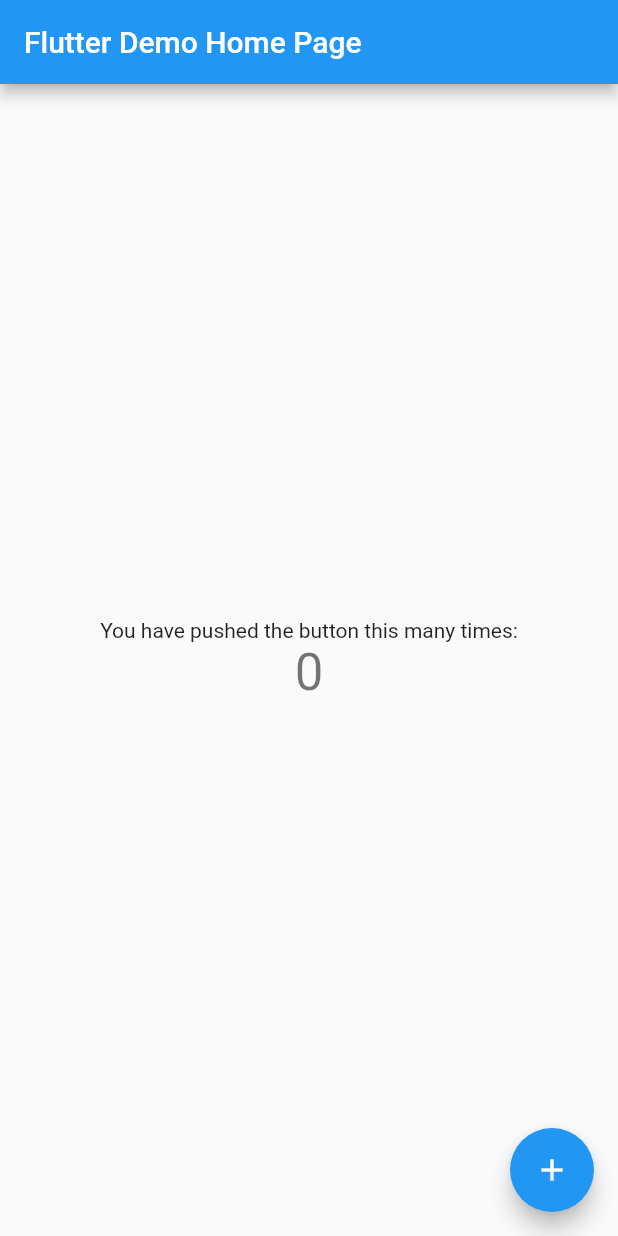
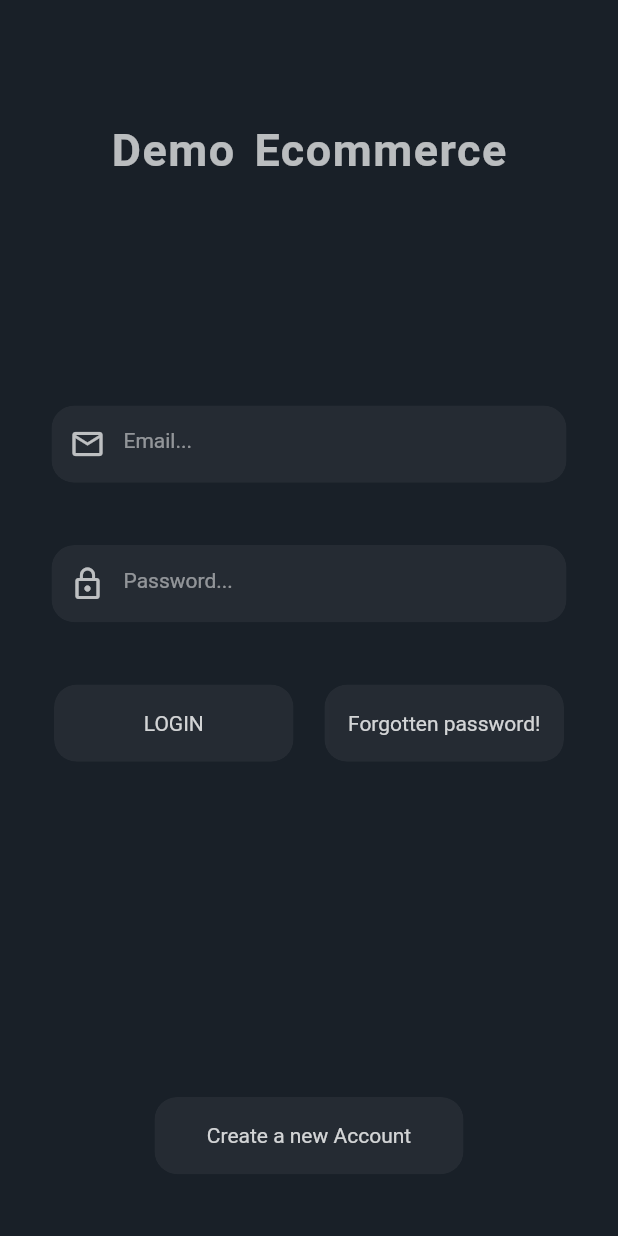
Before and after one commit to nabint/ecommerce, a Flutter app: the screen it shows after launch, on a phone screen of 412 x 824 dp. Run offline on Flutter 3.47's test engine with Material 2 defaults, Android fonts, the phone set to English and light mode, and no system bars; our stand-ins replace animated_splash_screen, bloc, firebase_auth, firebase_core, fluttertoast, page_transition; accounts and stored records are empty.

Commit message:
Added Login UI

```diff
--- a/lib/main.dart
+++ b/lib/main.dart
@@ -1,13 +1,19 @@
+import 'package:ecommerce/presentation/auth/login_screen.dart';
+import 'package:ecommerce/presentation/splash.dart';
 import 'package:flutter/material.dart';
+// import 'package:firebase_core/firebase_core.dart';
 
-void main() {
-  runApp(const MyApp());
+Future<void> main() async {
+  WidgetsFlutterBinding.ensureInitialized();
+  // await Firebase.initializeApp();
+  runApp(
+    const MyApp(),
+  );
 }
 
 class MyApp extends StatelessWidget {
   const MyApp({Key? key}) : super(key: key);
 
-  // This widget is the root of your application.
   @override
   Widget build(BuildContext context) {
     return MaterialApp(
@@ -15,82 +21,7 @@ class MyApp extends StatelessWidget {
       theme: ThemeData(
         primarySwatch: Colors.blue,
       ),
-      home: const MyHomePage(title: 'Flutter Demo Home Page'),
+      home: const LoginScreen(),
     );
   }
 }
-
-class MyHomePage extends StatefulWidget {
-  const MyHomePage({Key? key, required this.title}) : super(key: key);
-  final String title;
-
-  @override
-  State<MyHomePage> createState() => _MyHomePageState();
-}
-
-class _MyHomePageState extends State<MyHomePage> {
-  int _counter = 0;
-
-  void _incrementCounter() {
-    setState(() {
-      // This call to setState tells the Flutter framework that something has
-      // changed in this State, which causes it to rerun the build method below
-      // so that the display can reflect the updated values. If we changed
-      // _counter without calling setState(), then the build method would not be
-      // called again, and so nothing would appear to happen.
-      _counter++;
-    });
-  }
-
-  @override
-  Widget build(BuildContext context) {
-    // This method is rerun every time setState is called, for instance as done
-    // by the _incrementCounter method above.
-    //
-    // The Flutter framework has been optimized to make rerunning build methods
-    // fast, so that you can just rebuild anything that needs updating rather
-    // than having to individually change instances of widgets.
-    return Scaffold(
-      appBar: AppBar(
-        // Here we take the value from the MyHomePage object that was created by
-        // the App.build method, and use it to set our appbar title.
-        title: Text(widget.title),
-      ),
-      body: Center(
-        // Center is a layout widget. It takes a single child and positions it
-        // in the middle of the parent.
-        child: Column(
-          // Column is also a layout widget. It takes a list of children and
-          // arranges them vertically. By default, it sizes itself to fit its
-          // children horizontally, and tries to be as tall as its parent.
-          //
-          // Invoke "debug painting" (press "p" in the console, choose the
-          // "Toggle Debug Paint" action from the Flutter Inspector in Android
-          // Studio, or the "Toggle Debug Paint" command in Visual Studio Code)
-          // to see the wireframe for each widget.
-          //
-          // Column has various properties to control how it sizes itself and
-          // how it positions its children. Here we use mainAxisAlignment to
-          // center the children vertically; the main axis here is the vertical
-          // axis because Columns are vertical (the cross axis would be
-          // horizontal).
-          mainAxisAlignment: MainAxisAlignment.center,
-          children: <Widget>[
-            const Text(
-              'You have pushed the button this many times:',
-            ),
-            Text(
-              '$_counter',
-              style: Theme.of(context).textTheme.headline4,
-            ),
-          ],
-        ),
-      ),
-      floatingActionButton: FloatingActionButton(
-        onPressed: _incrementCounter,
-        tooltip: 'Increment',
-        child: const Icon(Icons.add),
-      ), // This trailing comma makes auto-formatting nicer for build methods.
-    );
-  }
-}
--- /dev/null
+++ b/lib/presentation/auth/login_screen.dart
@@ -0,0 +1,173 @@
+import 'dart:ui';
+
+import 'package:flutter/material.dart';
+import 'package:flutter/services.dart';
+import 'package:fluttertoast/fluttertoast.dart';
+
+class LoginScreen extends StatelessWidget {
+  const LoginScreen({Key? key}) : super(key: key);
+
+  @override
+  Widget build(BuildContext context) {
+    Size size = MediaQuery.of(context).size;
+    return Scaffold(
+      backgroundColor: Color(0xff192028),
+      body: SingleChildScrollView(
+        child: SizedBox(
+          height: size.height,
+          child: Stack(
+            children: [
+              Column(
+                children: [
+                  Expanded(
+                    flex: 5,
+                    child: Padding(
+                      padding: EdgeInsets.only(top: size.height * .1),
+                      child: Text(
+                        'Demo Ecommerce',
+                        style: TextStyle(
+                          color: Colors.white.withOpacity(.7),
+                          fontSize: 30,
+                          fontWeight: FontWeight.bold,
+                          letterSpacing: 1,
+                          wordSpacing: 4,
+                        ),
+                      ),
+                    ),
+                  ),
+                  Expanded(
+                    flex: 7,
+                    child: Column(
+                      mainAxisAlignment: MainAxisAlignment.spaceEvenly,
+                      children: [
+                        component1(
+                          Icons.email_outlined,
+                          'Email...',
+                          false,
+                          true,
+                          context,
+                        ),
+                        component1(
+                          Icons.lock_outline,
+                          'Password...',
+                          true,
+                          false,
+                          context,
+                        ),
+                        Row(
+                          mainAxisAlignment: MainAxisAlignment.center,
+                          children: [
+                            component2('LOGIN', 2.58, () {
+                              HapticFeedback.lightImpact();
+                              Fluttertoast.showToast(
+                                  msg: 'Login button pressed');
+                            }, context),
+                            SizedBox(width: size.width / 20),
+                            component2('Forgotten password!', 2.58, () {
+                              HapticFeedback.lightImpact();
+                              Fluttertoast.showToast(
+                                  msg: 'Forgotten password button pressed');
+                            }, context),
+                          ],
+                        ),
+                      ],
+                    ),
+                  ),
+                  Expanded(
+                    flex: 6,
+                    child: Column(
+                      mainAxisAlignment: MainAxisAlignment.end,
+                      children: [
+                        component2('Create a new Account', 2, () {
+                          HapticFeedback.lightImpact();
+                          Fluttertoast.showToast(
+                              msg: 'Create a new account button pressed');
+                        }, context),
+                        SizedBox(height: size.height * .05),
+                      ],
+                    ),
+                  ),
+                ],
+              ),
+            ],
+          ),
+        ),
+      ),
+    );
+  }
+
+  Widget component1(IconData icon, String hintText, bool isPassword,
+      bool isEmail, BuildContext context) {
+    Size size = MediaQuery.of(context).size;
+    return ClipRRect(
+      borderRadius: BorderRadius.circular(15),
+      child: BackdropFilter(
+        filter: ImageFilter.blur(
+          sigmaY: 15,
+          sigmaX: 15,
+        ),
+        child: Container(
+          height: size.width / 8,
+          width: size.width / 1.2,
+          alignment: Alignment.center,
+          padding: EdgeInsets.only(right: size.width / 30),
+          decoration: BoxDecoration(
+            color: Colors.white.withOpacity(.05),
+            borderRadius: BorderRadius.circular(15),
+          ),
+          child: TextField(
+            style: TextStyle(color: Colors.white.withOpacity(.8)),
+            cursorColor: Colors.white,
+            obscureText: isPassword,
+            keyboardType:
+                isEmail ? TextInputType.emailAddress : TextInputType.text,
+            decoration: InputDecoration(
+              prefixIcon: Icon(
+                icon,
+                color: Colors.white.withOpacity(.7),
+              ),
+              border: InputBorder.none,
+              hintMaxLines: 1,
+              hintText: hintText,
+              hintStyle:
+                  TextStyle(fontSize: 14, color: Colors.white.withOpacity(.5)),
+            ),
+          ),
+        ),
+      ),
+    );
+  }
+
+  Widget component2(
+    String string,
+    double width,
+    VoidCallback voidCallback,
+    BuildContext context,
+  ) {
+    Size size = MediaQuery.of(context).size;
+    return ClipRRect(
+      borderRadius: BorderRadius.circular(15),
+      child: BackdropFilter(
+        filter: ImageFilter.blur(sigmaY: 15, sigmaX: 15),
+        child: InkWell(
+          highlightColor: Colors.transparent,
+          splashColor: Colors.transparent,
+          onTap: voidCallback,
+          child: Container(
+            height: size.width / 8,
+            width: size.width / width,
+            alignment: Alignment.center,
+            decoration: BoxDecoration(
+              color: Colors.white.withOpacity(.05),
+              borderRadius: BorderRadius.circular(15),
+            ),
+            child: Text(
+              string,
+              style: TextStyle(color: Colors.white.withOpacity(.8)),
+            ),
+          ),
+        ),
+      ),
+    );
+  }
+}
--- /dev/null
+++ b/lib/repository/auth.dart
@@ -0,0 +1,39 @@
+import 'package:firebase_auth/firebase_auth.dart';
+import 'package:firebase_core/firebase_core.dart';
+
+class AuthRepo {
+  final FirebaseAuth _firebaseAuth;
+  AuthRepo(
+    this._firebaseAuth,
+  );
+
+  Stream<User?> get authStateChanges => _firebaseAuth.idTokenChanges();
+
+  Future<String> signIn({
+    required String email,
+    required String password,
+  }) async {
+    try {
+      await _firebaseAuth.signInWithEmailAndPassword(
+        email: email,
+        password: password,
+      );
+      return "Signed in";
+    } on FirebaseAuthException catch (e) {
+      return e.message!;
+    }
+  }
+
+  Future<String> signUp({
+    required String email,
+    required String password,
+  }) async {
+    try {
+      await _firebaseAuth.createUserWithEmailAndPassword(
+          email: email, password: password);
+      return "Signed up";
+    } on FirebaseAuthException catch (e) {
+      return e.message!;
+    }
+  }
+}
```
Also changed, not shown: lib/cubit/auth_cubit.dart (added, +8 -0 lines), lib/cubit/auth_state.dart (added, +17 -0 lines), lib/presentation/splash.dart (added, +17 -0 lines), pubspec.yaml (+7 -3 lines), lib/presentation/home/home.dart (added), pubspec.lock.
